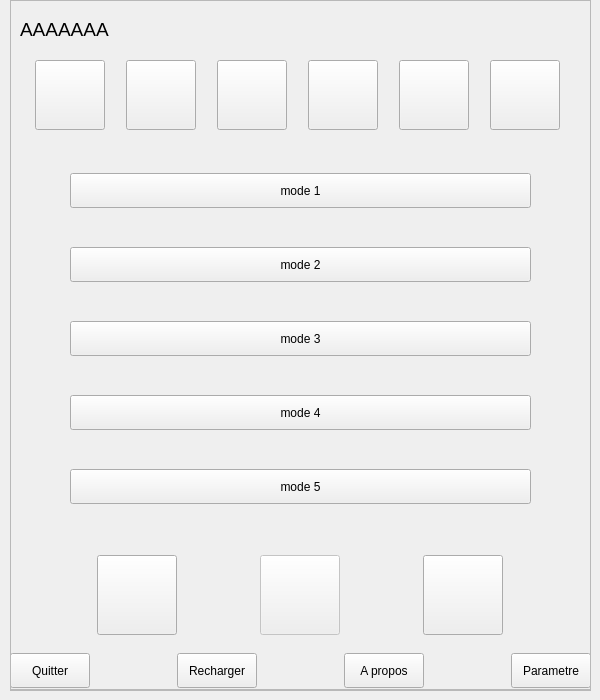
Qt form CArreraUI.ui (Arrera-Software/Arrera-Interface) before a commit.
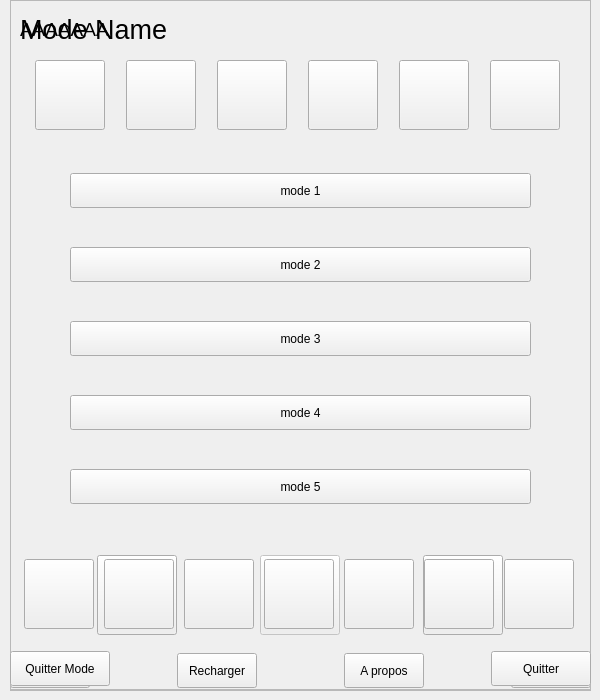
The same form after that commit. Icons and pictures are not drawn.

Commit message: aJOUT gui mode

Diff of the .ui file:
```diff
--- a/CArreraUI.ui
+++ b/CArreraUI.ui
@@ -519,6 +519,294 @@
     <property name="frameShadow">
      <enum>QFrame::Raised</enum>
     </property>
+    <widget class="QLabel" name="IDC_NAMEMODEON">
+     <property name="geometry">
+      <rect>
+       <x>10</x>
+       <y>10</y>
+       <width>561</width>
+       <height>41</height>
+      </rect>
+     </property>
+     <property name="font">
+      <font>
+       <pointsize>20</pointsize>
+      </font>
+     </property>
+     <property name="text">
+      <string>Mode Name</string>
+     </property>
+    </widget>
+    <widget class="QWidget" name="horizontalLayoutWidget_4">
+     <property name="geometry">
+      <rect>
+       <x>0</x>
+       <y>649</y>
+       <width>581</width>
+       <height>41</height>
+      </rect>
+     </property>
+     <layout class="QHBoxLayout" name="horizontalLayout_3">
+      <item>
+       <widget class="QPushButton" name="IDC_QUITMODE">
+        <property name="minimumSize">
+         <size>
+          <width>100</width>
+          <height>35</height>
+         </size>
+        </property>
+        <property name="maximumSize">
+         <size>
+          <width>100</width>
+          <height>35</height>
+         </size>
+        </property>
+        <property name="text">
+         <string>Quitter Mode</string>
+        </property>
+       </widget>
+      </item>
+      <item>
+       <spacer name="horizontalSpacer_4">
+        <property name="orientation">
+         <enum>Qt::Horizontal</enum>
+        </property>
+        <property name="sizeHint" stdset="0">
+         <size>
+          <width>40</width>
+          <height>20</height>
+         </size>
+        </property>
+       </spacer>
+      </item>
+      <item>
+       <widget class="QPushButton" name="IDC_QUIT2">
+        <property name="minimumSize">
+         <size>
+          <width>100</width>
+          <height>35</height>
+         </size>
+        </property>
+        <property name="maximumSize">
+         <size>
+          <width>100</width>
+          <height>35</height>
+         </size>
+        </property>
+        <property name="text">
+         <string>Quitter</string>
+        </property>
+        <property name="icon">
+         <iconset resource="ArreraTheme.qrc">
+          <normaloff>:/iconBTN/quitter.png</normaloff>:/iconBTN/quitter.png</iconset>
+        </property>
+       </widget>
+      </item>
+     </layout>
+    </widget>
+    <widget class="QWidget" name="horizontalLayoutWidget_5">
+     <property name="geometry">
+      <rect>
+       <x>10</x>
+       <y>550</y>
+       <width>561</width>
+       <height>91</height>
+      </rect>
+     </property>
+     <layout class="QHBoxLayout" name="APP_2">
+      <item>
+       <widget class="QPushButton" name="IDC_TABLEURMODE">
+        <property name="maximumSize">
+         <size>
+          <width>70</width>
+          <height>70</height>
+         </size>
+        </property>
+        <property name="text">
+         <string/>
+        </property>
+        <property name="icon">
+         <iconset resource="ArreraTheme.qrc">
+          <normaloff>:/iconBTN/iconTableur.png</normaloff>:/iconBTN/iconTableur.png</iconset>
+        </property>
+        <property name="iconSize">
+         <size>
+          <width>70</width>
+          <height>70</height>
+         </size>
+        </property>
+       </widget>
+      </item>
+      <item>
+       <widget class="QPushButton" name="IDC_TRAITEMENTMODE">
+        <property name="maximumSize">
+         <size>
+          <width>70</width>
+          <height>70</height>
+         </size>
+        </property>
+        <property name="text">
+         <string/>
+        </property>
+        <property name="icon">
+         <iconset resource="ArreraTheme.qrc">
+          <normaloff>:/iconBTN/iconTraitementTexte.png</normaloff>:/iconBTN/iconTraitementTexte.png</iconset>
+        </property>
+        <property name="iconSize">
+         <size>
+          <width>70</width>
+          <height>70</height>
+         </size>
+        </property>
+       </widget>
+      </item>
+      <item>
+       <widget class="QPushButton" name="IDC_APPMODE">
+        <property name="maximumSize">
+         <size>
+          <width>70</width>
+          <height>70</height>
+         </size>
+        </property>
+        <property name="text">
+         <string/>
+        </property>
+        <property name="icon">
+         <iconset resource="ArreraTheme.qrc">
+          <normaloff>:/iconBTN/app-drawer.png</normaloff>:/iconBTN/app-drawer.png</iconset>
+        </property>
+        <property name="iconSize">
+         <size>
+          <width>70</width>
+          <height>70</height>
+         </size>
+        </property>
+       </widget>
+      </item>
+      <item>
+       <widget class="QPushButton" name="IDC_ASSISTANTMODE">
+        <property name="minimumSize">
+         <size>
+          <width>70</width>
+          <height>70</height>
+         </size>
+        </property>
+        <property name="maximumSize">
+         <size>
+          <width>70</width>
+          <height>70</height>
+         </size>
+        </property>
+        <property name="text">
+         <string/>
+        </property>
+        <property name="iconSize">
+         <size>
+          <width>70</width>
+          <height>70</height>
+         </size>
+        </property>
+       </widget>
+      </item>
+      <item>
+       <widget class="QPushButton" name="IDC_TASKBARMODE">
+        <property name="minimumSize">
+         <size>
+          <width>70</width>
+          <height>70</height>
+         </size>
+        </property>
+        <property name="maximumSize">
+         <size>
+          <width>70</width>
+          <height>70</height>
+         </size>
+        </property>
+        <property name="text">
+         <string/>
+        </property>
+        <property name="icon">
+         <iconset resource="ArreraTheme.qrc">
+          <normaloff>:/iconBTN/fondTask.png</normaloff>:/iconBTN/fondTask.png</iconset>
+        </property>
+        <property name="iconSize">
+         <size>
+          <width>70</width>
+          <height>70</height>
+         </size>
+        </property>
+       </widget>
+      </item>
+      <item>
+       <widget class="QPushButton" name="IDC_NAVIGATEURMODE">
+        <property name="maximumSize">
+         <size>
+          <width>70</width>
+          <height>70</height>
+         </size>
+        </property>
+        <property name="text">
+         <string/>
+        </property>
+        <property name="icon">
+         <iconset resource="ArreraTheme.qrc">
+          <normaloff>:/iconBTN/iconNavigateur.png</normaloff>:/iconBTN/iconNavigateur.png</iconset>
+        </property>
+        <property name="iconSize">
+         <size>
+          <width>70</width>
+          <height>70</height>
+         </size>
+        </property>
+       </widget>
+      </item>
+      <item>
+       <widget class="QPushButton" name="IDC_PRESENTATIONMODE">
+        <property name="maximumSize">
+         <size>
+          <width>70</width>
+          <height>70</height>
+         </size>
+        </property>
+        <property name="text">
+         <string/>
+        </property>
+        <property name="icon">
+         <iconset resource="ArreraTheme.qrc">
+          <normaloff>:/iconBTN/iconPresentation.png</normaloff>:/iconBTN/iconPresentation.png</iconset>
+        </property>
+        <property name="iconSize">
+         <size>
+          <width>70</width>
+          <height>70</height>
+         </size>
+        </property>
+       </widget>
+      </item>
+     </layout>
+    </widget>
+    <widget class="QLabel" name="label">
+     <property name="geometry">
+      <rect>
+       <x>90</x>
+       <y>130</y>
+       <width>441</width>
+       <height>301</height>
+      </rect>
+     </property>
+     <property name="text">
+      <string/>
+     </property>
+     <property name="pixmap">
+      <pixmap resource="ArreraTheme.qrc">:/IconArrera/ArreraInterfaceLogo.png</pixmap>
+     </property>
+     <property name="scaledContents">
+      <bool>false</bool>
+     </property>
+     <property name="alignment">
+      <set>Qt::AlignCenter</set>
+     </property>
+    </widget>
    </widget>
   </widget>
  </widget>
```
The commit also changes 4 other files.
